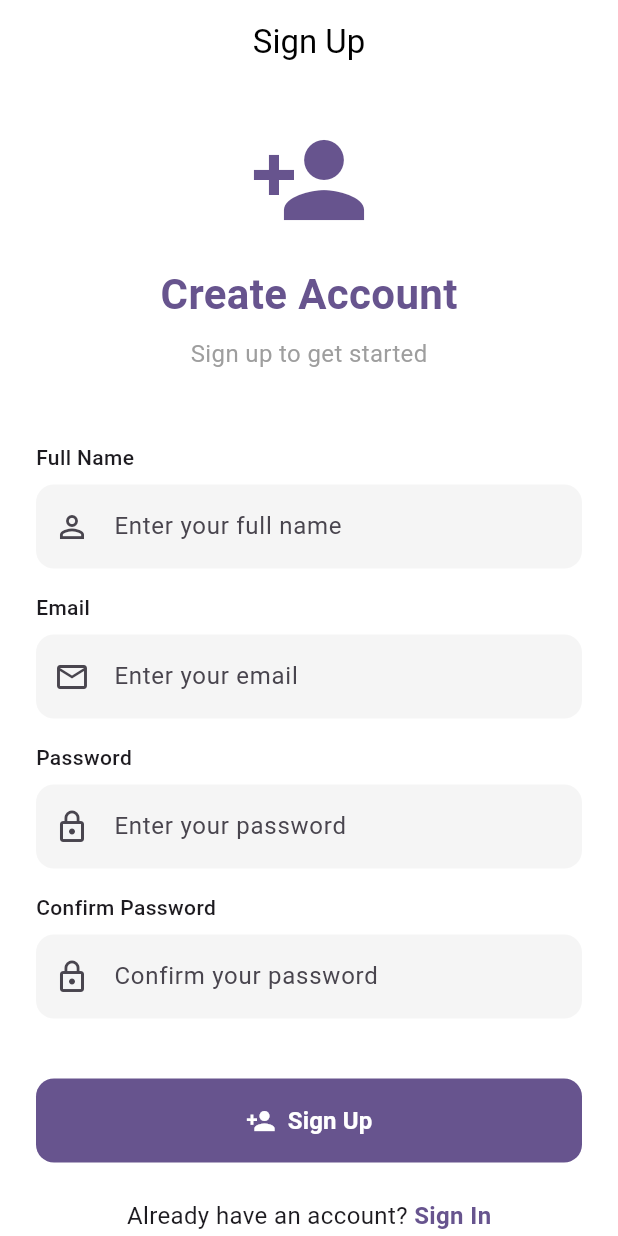
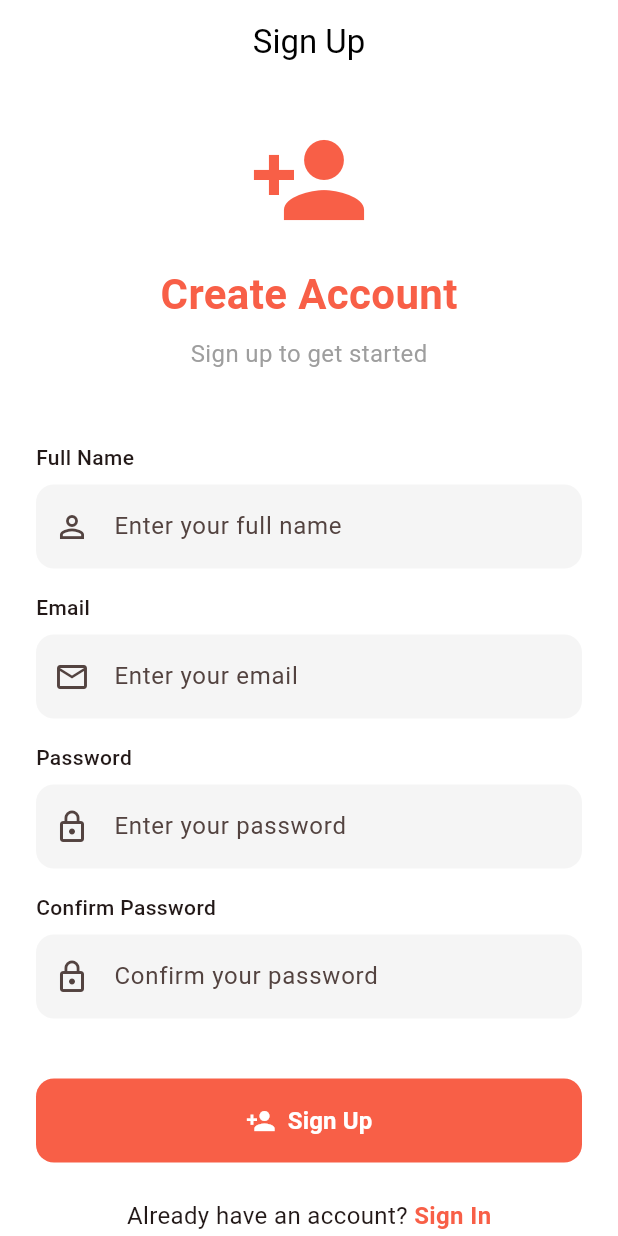
Before and after one commit to DereckGeorge/nguvutech, a Flutter app: the screen it shows after launch, after a tap on "Sign In", after a tap on "Sign Up", on a phone screen of 412 x 824 dp. Run offline on Flutter 3.47's test engine with Material 3 defaults, Android fonts, the phone set to English and light mode, and no system bars; drawn by our look-alikes of flutter_animate; our stand-ins replace cached_network_image, flutter_slidable, get_it, go_router, image_picker, lottie and 1 more; accounts and stored records are empty; network calls fail.

Commit message:
style: update dark mode to use Twitter-like dim blue colors

```diff
--- a/lib/core/theme/app_theme.dart
+++ b/lib/core/theme/app_theme.dart
@@ -1,8 +1,8 @@
 import 'package:flutter/material.dart';
 
 class AppTheme {
-  static const Color primaryColor = Color(0xFF7C3AED);
-  static const Color secondaryColor = Color(0xFFD8B4FE);
+  static const Color primaryColor = Color(0xFFF85F47);
+  static const Color secondaryColor = Color(0xFFFFDAD0);
   static const Color errorColor = Color(0xFFDC2626);
   static const Color successColor = Color(0xFF16A34A);
   static const Color warningColor = Color(0xFFF59E0B);
@@ -15,6 +15,7 @@ class AppTheme {
     colorScheme: ColorScheme.fromSeed(
       seedColor: primaryColor,
       brightness: Brightness.light,
+      primary: primaryColor,
     ),
     appBarTheme: const AppBarTheme(
       elevation: 0,
@@ -79,7 +80,7 @@ class AppTheme {
     appBarTheme: const AppBarTheme(
       elevation: 0,
       centerTitle: true,
-      backgroundColor: Color(0xFF0D1117),
+      backgroundColor: Color(0xFF15202B),
       foregroundColor: Colors.white,
     ),
     cardTheme: CardTheme(
@@ -88,7 +89,7 @@ class AppTheme {
     ),
     inputDecorationTheme: InputDecorationTheme(
       filled: true,
-      fillColor: const Color(0xFF1A1A2E),
+      fillColor: const Color(0xFF1E2732),
       border: OutlineInputBorder(
         borderRadius: BorderRadius.circular(12),
         borderSide: BorderSide.none,
@@ -124,7 +125,7 @@ class AppTheme {
       backgroundColor: primaryColor.withOpacity(0.2),
       labelStyle: const TextStyle(color: primaryColor),
     ),
-    scaffoldBackgroundColor: const Color(0xFF0D1117),
-    dialogBackgroundColor: const Color(0xFF1A1A2E),
+    scaffoldBackgroundColor: const Color(0xFF15202B),
+    dialogBackgroundColor: const Color(0xFF1E2732),
   );
 }
```
